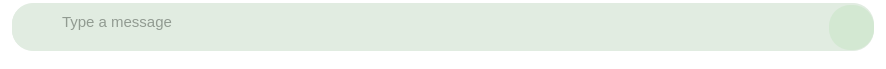
YousefAdel777/ChatAppGUI, file ui/ChatRoom/Footer/sending.ui: the form before one commit.
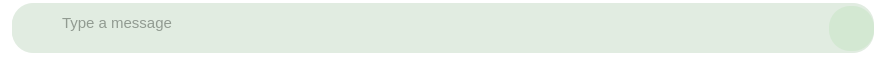
The form after the commit. Icons and pictures are not drawn.

Diff of the .ui file:
```diff
--- a/ui/ChatRoom/Footer/sending.ui
+++ b/ui/ChatRoom/Footer/sending.ui
@@ -7,7 +7,7 @@
     <x>0</x>
     <y>0</y>
     <width>886</width>
-    <height>69</height>
+    <height>71</height>
    </rect>
   </property>
   <property name="maximumSize">
```
Left out of the diff: 6 changed lines with no effect on the pictures.
